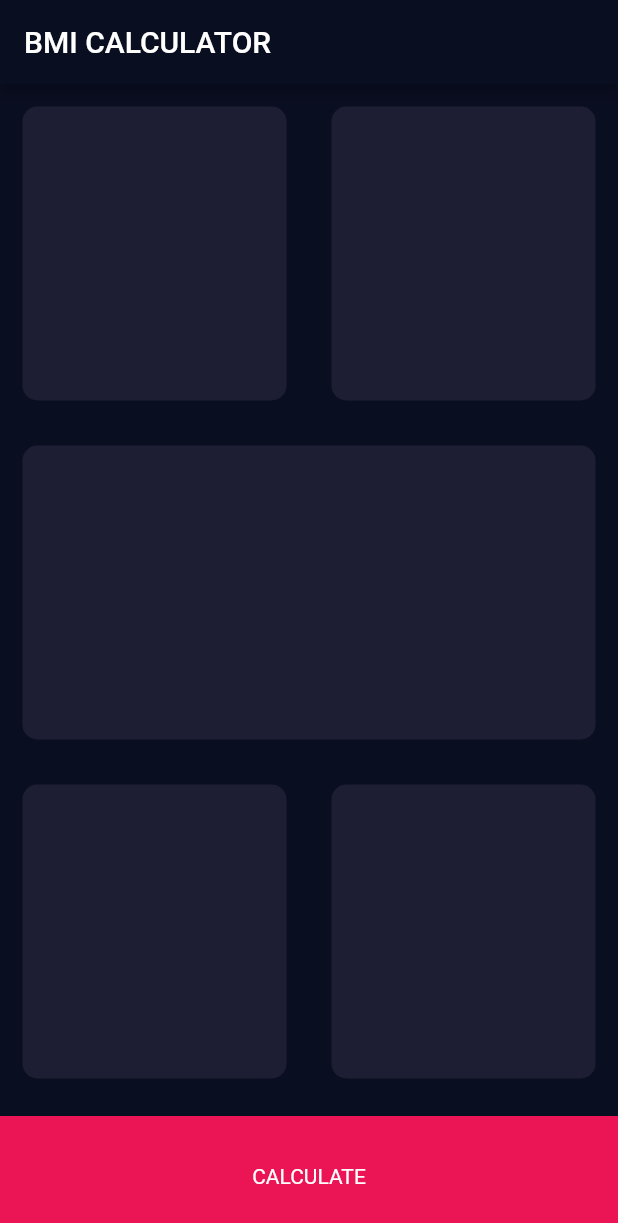
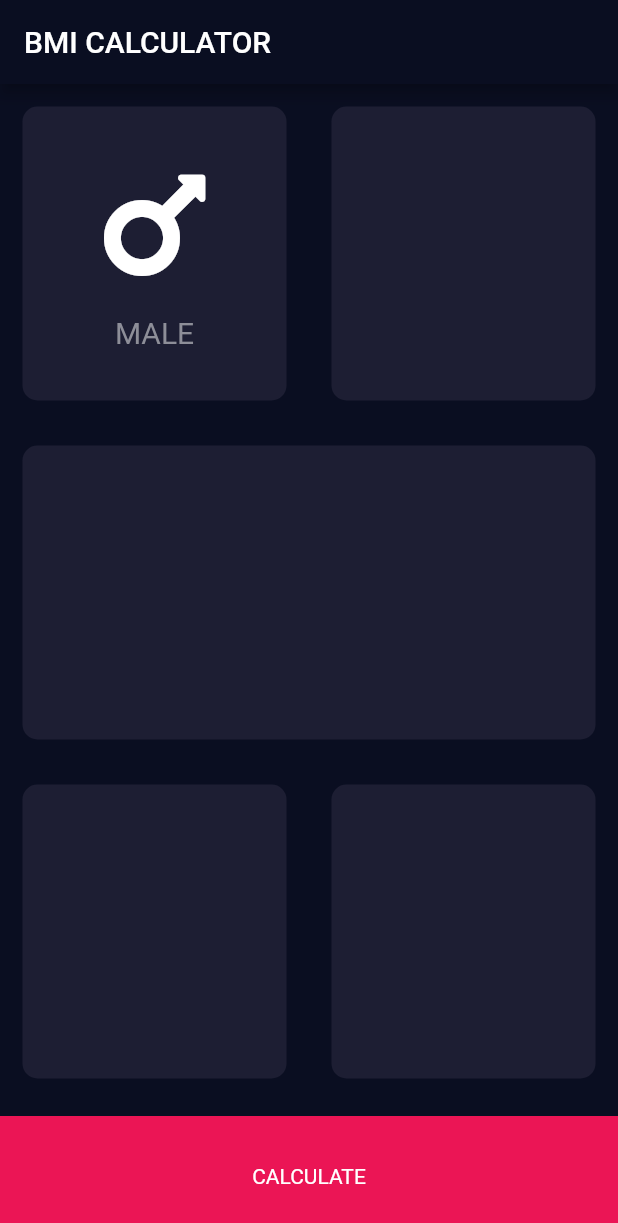
Before and after one commit to rashidrazak/flutter-bmi-calculator, a Flutter app: the screen it shows after launch, on a phone screen of 412 x 824 dp. Shown: the top 1223 px of the screen. Run offline on Flutter 3.47's test engine with Material 2 defaults, Android fonts, the phone set to English and light mode, and no system bars; our stand-ins replace font_awesome_flutter.

Commit message:
Add icon and label as cardChild.

```diff
--- a/lib/input_page.dart
+++ b/lib/input_page.dart
@@ -1,4 +1,5 @@
 import 'package:flutter/material.dart';
+import 'package:font_awesome_flutter/font_awesome_flutter.dart';
 
 const double bottomContainerHeight = 80.0;
 const Color bottomContainerColor = Color(0xFFEB1555);
@@ -24,6 +25,25 @@ class _InputPageState extends State<InputPage> {
                 Expanded(
                   child: ReusableCard(
                     color: activeCardColor,
+                    cardChild: Column(
+                      mainAxisAlignment: MainAxisAlignment.center,
+                      children: <Widget>[
+                        Icon(
+                          FontAwesomeIcons.mars,
+                          size: 90.0,
+                        ),
+                        SizedBox(
+                          height: 15.0,
+                        ),
+                        Text(
+                          'MALE',
+                          style: TextStyle(
+                            fontSize: 20.0,
+                            color: Color(0xFF8D8E98),
+                          ),
+                        ),
+                      ],
+                    ),
                   ),
                 ),
                 Expanded(
--- a/pubspec.yaml
+++ b/pubspec.yaml
@@ -9,6 +9,7 @@ dependencies:
   flutter:
     sdk: flutter
   cupertino_icons: ^0.1.2
+  font_awesome_flutter: ^8.5.0
 
 dev_dependencies:
   flutter_test:
```
Also changed, not shown: pubspec.lock.
